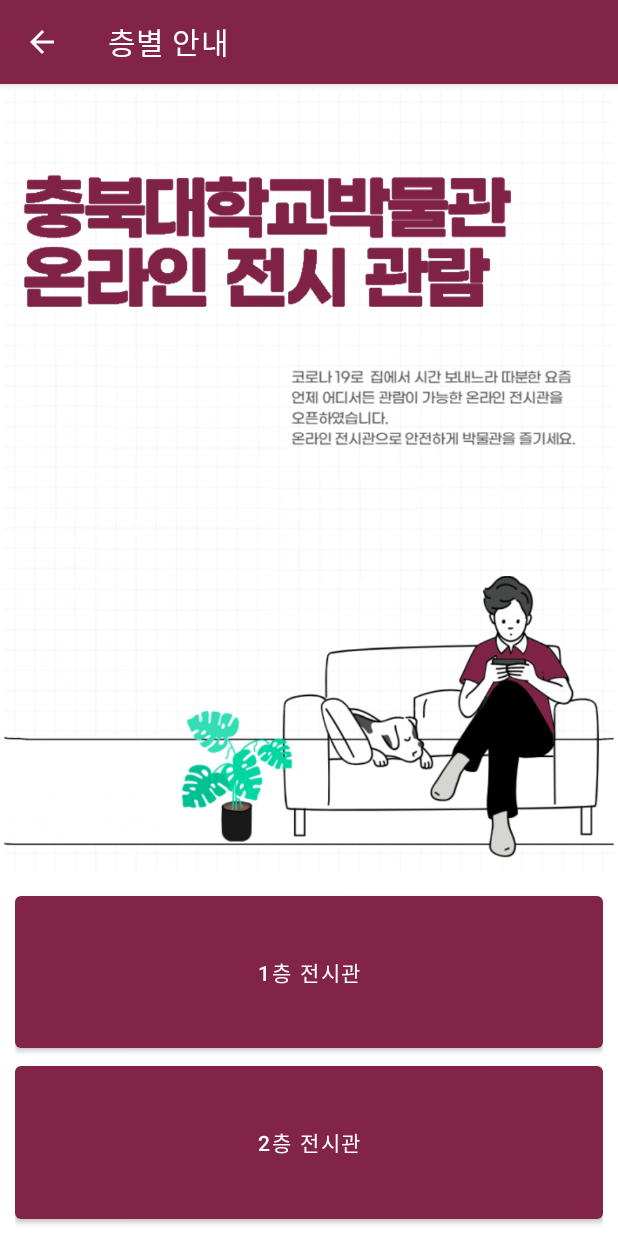
After one commit to Feelloooo/Feelman, an Android app: the Activity_floor_info screen opened directly, with no data from a screen before it, on a phone screen of 412 x 824 dp. The commit adds this screen. Run offline under Robolectric (Android 15) with nearby library versions, the phone set to English and light mode, and no system bars.

Commit message:
21.06.25 층별 안내

```diff
--- /dev/null
+++ b/app/src/main/java/com/example/feelman/Activity_floor_info.java
@@ -0,0 +1,47 @@
+package com.example.feelman;
+
+import androidx.appcompat.app.ActionBar;
+import androidx.appcompat.app.AppCompatActivity;
+
+import android.content.Intent;
+import android.net.Uri;
+import android.os.Bundle;
+import android.view.KeyEvent;
+import android.view.View;
+import android.webkit.WebSettings;
+import android.webkit.WebView;
+import android.webkit.WebViewClient;
+import android.widget.Button;
+
+public class Activity_floor_info extends AppCompatActivity {
+
+    private WebView mWebView; // 웹뷰 선언
+    private WebSettings mWebSettings; //웹뷰세팅
+
+    @Override
+    protected void onCreate(Bundle savedInstanceState) {
+        super.onCreate(savedInstanceState);
+        setContentView(R.layout.activity_floor_info);
+
+        ActionBar actionBar = getSupportActionBar();
+        actionBar.setTitle("층별 안내");
+
+        Button button1 = findViewById(R.id.first_floor); //다른 버튼 사용할 때 변수명 바꿔서 사용
+        button1.setOnClickListener(new View.OnClickListener() {
+            @Override
+            public void onClick(View view) {
+                Intent intent = new Intent(getApplicationContext(), Activity_floor_1.class);
+                startActivity(intent);
+            }
+        });
+        Button button2 = findViewById(R.id.second_floor); //다른 버튼 사용할 때 변수명 바꿔서 사용
+        button2.setOnClickListener(new View.OnClickListener() {
+            @Override
+            public void onClick(View view) {
+                Intent intent = new Intent(getApplicationContext(), Activity_floor_2.class);
+                startActivity(intent);
+            }
+        });
+    }
+
+}
--- /dev/null
+++ b/app/src/main/res/layout/activity_floor_info.xml
@@ -0,0 +1,42 @@
+<?xml version="1.0" encoding="utf-8"?>
+<LinearLayout xmlns:android="http://schemas.android.com/apk/res/android"
+    xmlns:app="http://schemas.android.com/apk/res-auto"
+    xmlns:tools="http://schemas.android.com/tools"
+    android:layout_width="match_parent"
+    android:layout_height="match_parent"
+    android:orientation="vertical"
+    tools:context=".Activity_floor_info">
+    <LinearLayout
+        android:layout_width="match_parent"
+        android:layout_height="0dp"
+        android:layout_weight="7">
+        <ImageView
+            android:layout_width="match_parent"
+            android:layout_height="match_parent"
+            android:src="@drawable/floor_info"/>
+    </LinearLayout>
+    <LinearLayout
+        android:layout_width="match_parent"
+        android:layout_height="0dp"
+        android:layout_weight="3"
+        android:orientation="vertical"
+        android:layout_marginHorizontal="10dp"
+        android:layout_marginVertical="5dp">
+
+        <Button
+            android:id="@+id/first_floor"
+            android:layout_width="match_parent"
+            android:layout_height="0dp"
+            android:layout_weight="1"
+            android:text="1층 전시관" />
+
+        <Button
+            android:id="@+id/second_floor"
+            android:layout_width="match_parent"
+            android:layout_height="0dp"
+            android:layout_weight="1"
+            android:text="2층 전시관"/>
+
+    </LinearLayout>
+
+</LinearLayout>
```
Also changed, not shown: app/src/main/AndroidManifest.xml (+18 -9 lines), app/src/main/java/com/example/feelman/Activity_floor_1.java (added, +40 -0 lines), app/src/main/java/com/example/feelman/Activity_floor_2.java (added, +40 -0 lines), app/src/main/java/com/example/feelman/MainActivity.java (+13 -2 lines), app/src/main/res/layout/activity_floor_1.xml (added, +14 -0 lines), app/src/main/res/layout/activity_floor_2.xml (added, +14 -0 lines), app/src/main/res/layout/webview.xml (added, +14 -0 lines), app/src/main/res/drawable/floor_info.png (added).
